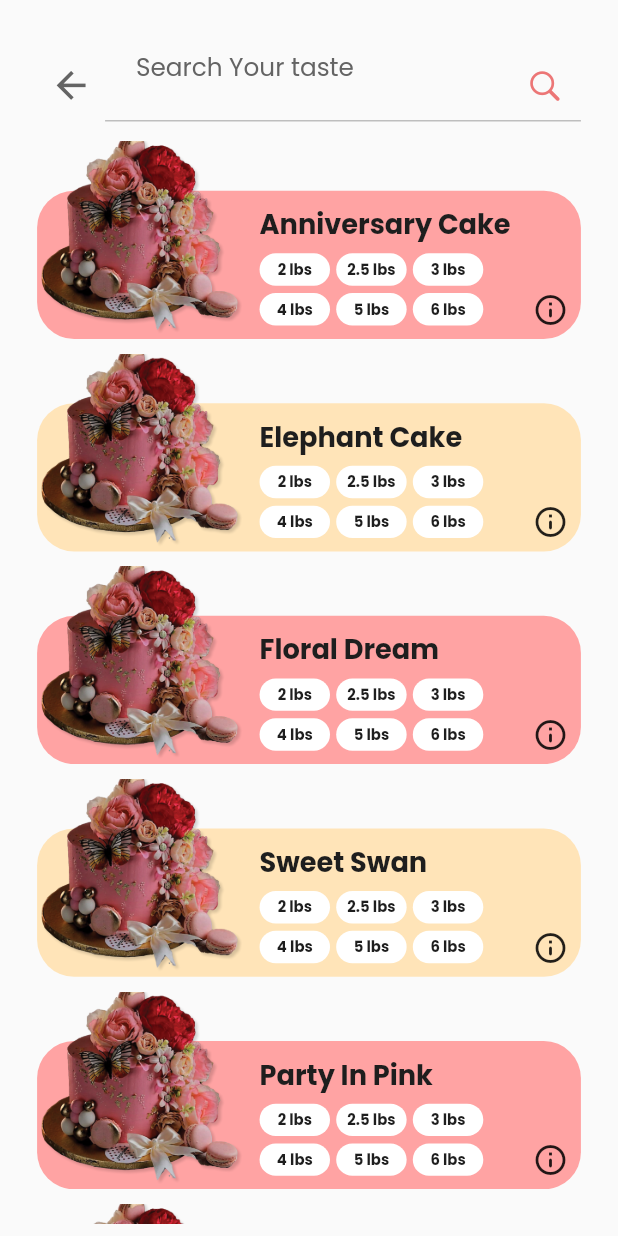
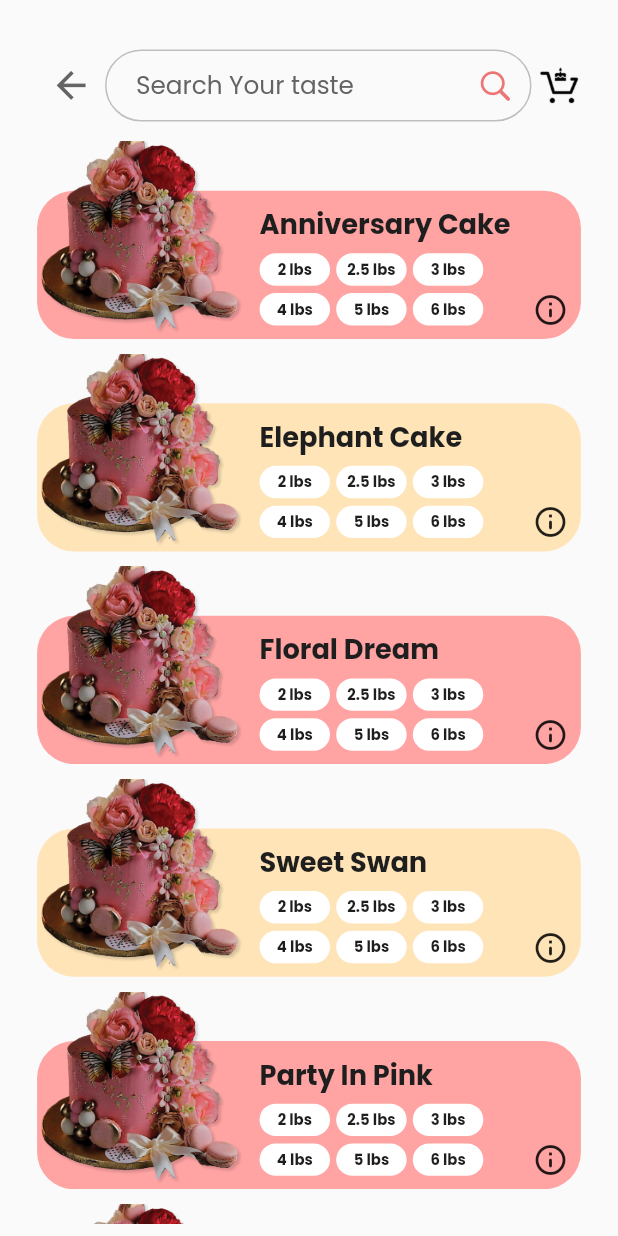
Before and after one commit to naqeeb9a/build-youe-own-cake, a Flutter app: the HomeScreen screen opened directly, on a phone screen of 412 x 824 dp. Run offline on Flutter 3.47's test engine with Material 2 defaults, Android fonts, the phone set to English and light mode, and no system bars; our stand-ins replace carousel_slider, flutter_slidable, get, google_fonts, motion_toast; missing offline and left inert: flutter_scale_tap.

Commit message:
Khubaib - cake detail , checkout, form feild , order complete , payment dart, home screen " "

```diff
--- a/lib/app screens/home_screen.dart
+++ b/lib/app screens/home_screen.dart
@@ -4,8 +4,10 @@ import 'package:build_own_cake/widgets/form_fields.dart';
 import 'package:flutter/cupertino.dart';
 import "package:flutter/material.dart";
 
+import '../utils/app_routes.dart';
 import '../utils/constants.dart';
 import '../widgets/app_screen_widgets.dart';
+import 'cart.dart';
 
 class HomeScreen extends StatefulWidget {
   const HomeScreen({Key? key}) : super(key: key);
@@ -39,7 +41,7 @@ class _HomeScreenState extends State<HomeScreen> {
                       ),
                     ),
                     Flexible(
-                      child: inputTextField(
+                      child: inputTextField1(
                         context,
                         "Search Your taste",
                         TextEditingController(),
@@ -47,6 +49,13 @@ class _HomeScreenState extends State<HomeScreen> {
                         icon: CupertinoIcons.search,
                         iconColor: myPink,
                       ),
+                    ),
+                    widthBox(context, 0.01),
+                    GestureDetector(
+                      onTap: () {
+                        push(context, const CartScreen());
+                      },
+                        child: Image.asset("assets/cart.png",width: dynamicWidth(context, .07),),
                     ),
                   ],
                 ),
--- a/lib/widgets/form_fields.dart
+++ b/lib/widgets/form_fields.dart
@@ -61,3 +61,63 @@ Widget inputTextField(context, label, myController,
     ),
   );
 }
+
+
+Widget inputTextField1(context, label, myController,
+    {function,
+      function2,
+      password = false,
+      suffixIcon = false,
+      icon = "",
+      iconColor = ""}) {
+  return TextFormField(
+    autovalidateMode: AutovalidateMode.onUserInteraction,
+    validator: (function == "")
+        ? () {
+      return null;
+    }
+        : function,
+    controller: myController,
+    textInputAction: TextInputAction.next,
+    keyboardType: password == true
+        ? TextInputType.visiblePassword
+        : TextInputType.emailAddress,
+    obscureText: password == true ? obscureText : false,
+    cursorColor: myBlack,
+    cursorWidth: 2.0,
+    cursorHeight: dynamicHeight(context, .03),
+    style: TextStyle(
+      color: myBlack,
+      fontSize: dynamicWidth(context, .04),
+    ),
+    decoration: InputDecoration(
+      isDense: true,
+      hintText: label,
+      hintStyle: const TextStyle(color: myGrey),
+      enabledBorder: OutlineInputBorder(
+        borderRadius: BorderRadius.circular(100),
+        borderSide: BorderSide(
+          color: myGrey.withOpacity(.4),
+        ),
+      ),
+      focusedBorder: OutlineInputBorder(
+        borderRadius: BorderRadius.circular(100),
+        borderSide: const BorderSide(color: myBlack),
+      ),
+      border: OutlineInputBorder(
+        borderRadius: BorderRadius.circular(100),
+        borderSide: const BorderSide(color: myGrey),
+      ),
+      contentPadding: EdgeInsets.symmetric(
+        horizontal: dynamicWidth(context, .05),
+      ),
+      suffixIcon: suffixIcon == false
+          ? const SizedBox()
+          : Icon(
+        icon,
+        size: dynamicWidth(context, .06),
+        color: iconColor,
+      ),
+    ),
+  );
+}
```
Also changed, not shown: lib/app screens/cake_detail.dart (+12 -4 lines), lib/app screens/cart.dart (+51 -8 lines), lib/app screens/checkout.dart (+27 -4 lines), lib/app screens/order_complete.dart (added, +89 -0 lines), lib/app screens/payment.dart (added, +259 -0 lines), assets/byhand.png (added), assets/mastercard.png (added), assets/visacard.png (added).
